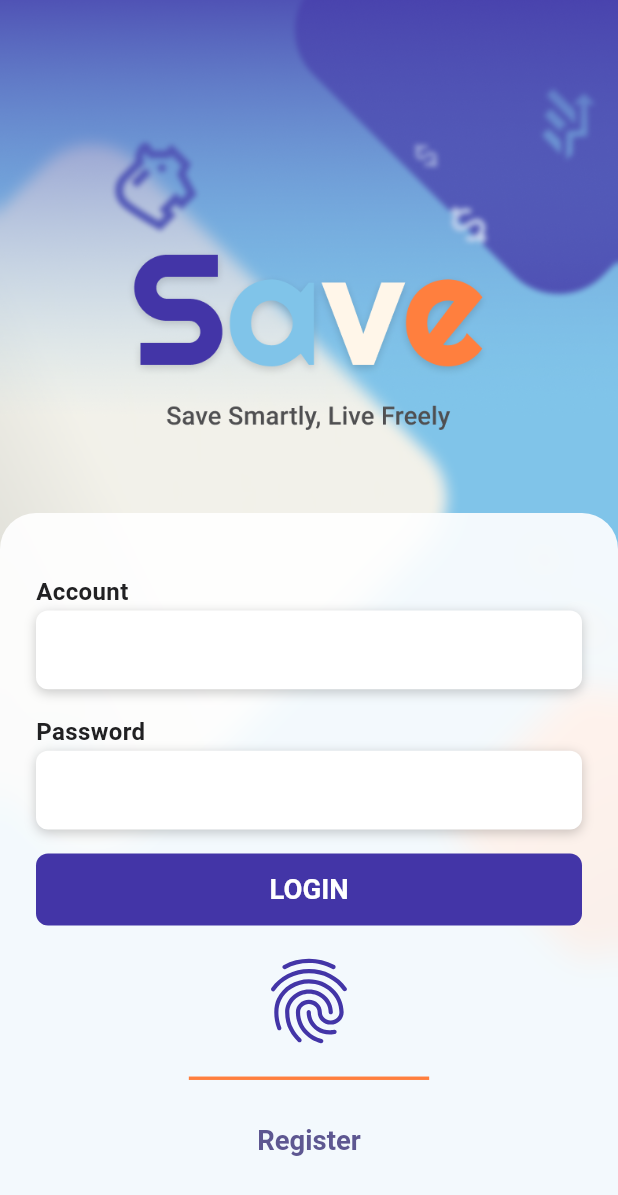
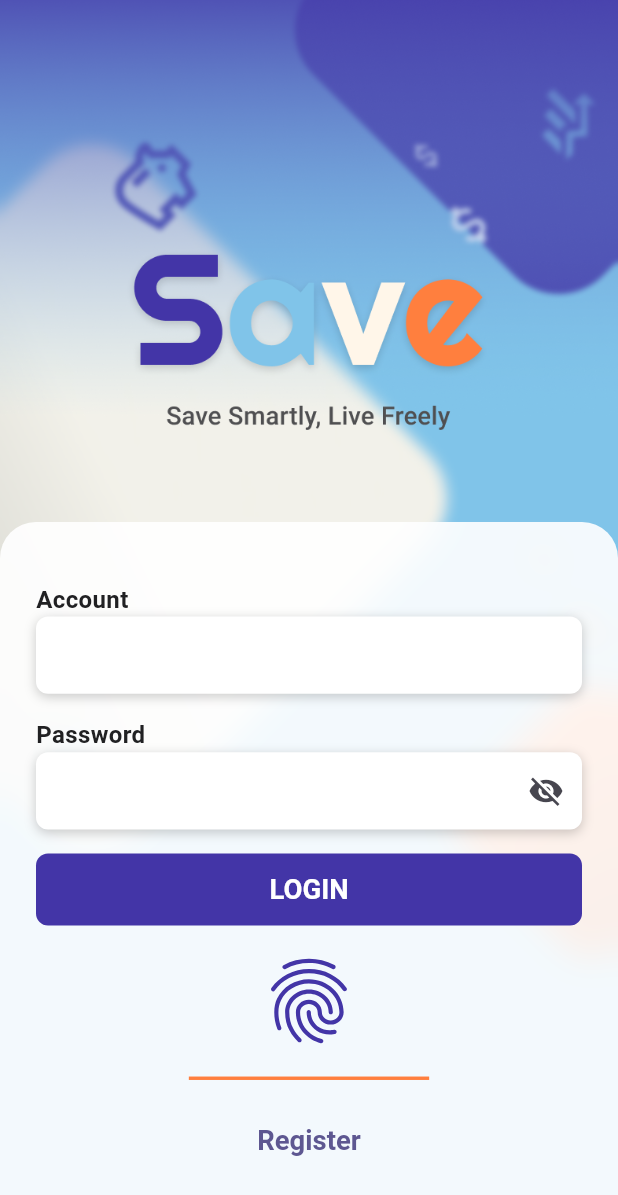
Before and after one commit to vietanhyoyo/banking_app, a Flutter app: the screen it shows after launch, on a phone screen of 412 x 824 dp. Shown: the top 1195 px of the screen. Run offline on Flutter 3.47's test engine with Material 3 defaults, Android fonts, the phone set to English and light mode, and no system bars; our stand-ins replace bloc, cached_network_image, carousel_slider, dio, equatable, fluro and 6 more; missing offline and left inert: flutter_swipe; generated files the repository leaves out were written again; statements that could not run were skipped.

Commit message:
update code

```diff
--- a/lib/core/constants/app_text_style.dart
+++ b/lib/core/constants/app_text_style.dart
@@ -18,14 +18,23 @@ class AppText {
       TextStyle(fontSize: AppDimens.d16.sp, fontWeight: FontWeight.w400);
 
   ///Label
-  static TextStyle labelLG =
-      TextStyle(fontSize: AppDimens.d14.sp, fontWeight: FontWeight.w600);
+  static TextStyle labelLG = TextStyle(
+    fontSize: AppDimens.d14.sp,
+    fontWeight: FontWeight.w600,
+    height: 20 / AppDimens.d14,
+  );
 
   ///Body
-  static TextStyle bodyMD =
-      TextStyle(fontSize: AppDimens.d14.sp, fontWeight: FontWeight.w300);
-  static TextStyle bodySM =
-      TextStyle(fontSize: AppDimens.d12.sp, fontWeight: FontWeight.w300);
+  static TextStyle bodyMD = TextStyle(
+    fontSize: AppDimens.d14.sp,
+    fontWeight: FontWeight.w300,
+    height: 24 / AppDimens.d16,
+  );
+  static TextStyle bodySM = TextStyle(
+    fontSize: AppDimens.d12.sp,
+    fontWeight: FontWeight.w300,
+    height: 20 / AppDimens.d14,
+  );
 }
 
 TextTheme textTheme = TextTheme(
--- a/lib/features/banking/presentation/pages/login_page.dart
+++ b/lib/features/banking/presentation/pages/login_page.dart
@@ -83,7 +83,7 @@ class LoginPage extends StatelessWidget {
                           "Password",
                           style: AppText.labelLG,
                         ),
-                        const CusInput(),
+                        const CusInput(isPassword: true,),
                       ],
                     ),
                     ResSpace.h14(),
--- a/lib/features/banking/presentation/widgets/cus_input.dart
+++ b/lib/features/banking/presentation/widgets/cus_input.dart
@@ -2,9 +2,18 @@ import 'package:banking_app/core/constants/app_text_style.dart';
 import 'package:flutter/material.dart';
 import 'package:flutter_screenutil/flutter_screenutil.dart';
 
-class CusInput extends StatelessWidget {
+class CusInput extends StatefulWidget {
   final String? hintText;
-  const CusInput({super.key, this.hintText});
+  final bool isPassword;
+
+  const CusInput({super.key, this.hintText, this.isPassword = false});
+
+  @override
+  _CusInputState createState() => _CusInputState();
+}
+
+class _CusInputState extends State<CusInput> {
+  bool _isObscured = true;
 
   @override
   Widget build(BuildContext context) {
@@ -22,11 +31,25 @@ class CusInput extends StatelessWidget {
       ),
       child: TextField(
         style: AppText.bodyMD,
+        obscureText:
+            widget.isPassword ? _isObscured : false,
         decoration: InputDecoration(
-          hintText: hintText ?? "",
+          hintText: widget.hintText ?? "",
           contentPadding:
               EdgeInsets.symmetric(horizontal: 12.sp, vertical: 12.sp),
           border: InputBorder.none,
+          suffixIcon: widget.isPassword
+              ? IconButton(
+                  icon: Icon(
+                    _isObscured ? Icons.visibility_off : Icons.visibility,
+                  ),
+                  onPressed: () {
+                    setState(() {
+                      _isObscured = !_isObscured;
+                    });
+                  },
+                )
+              : null,
         ),
       ),
     );
```
